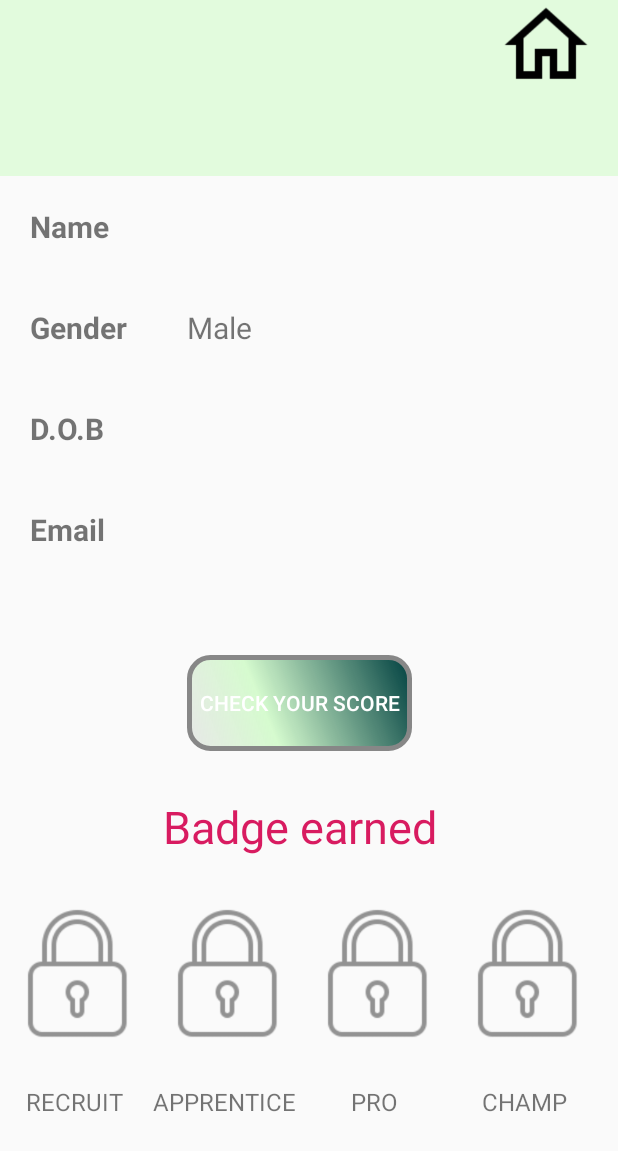
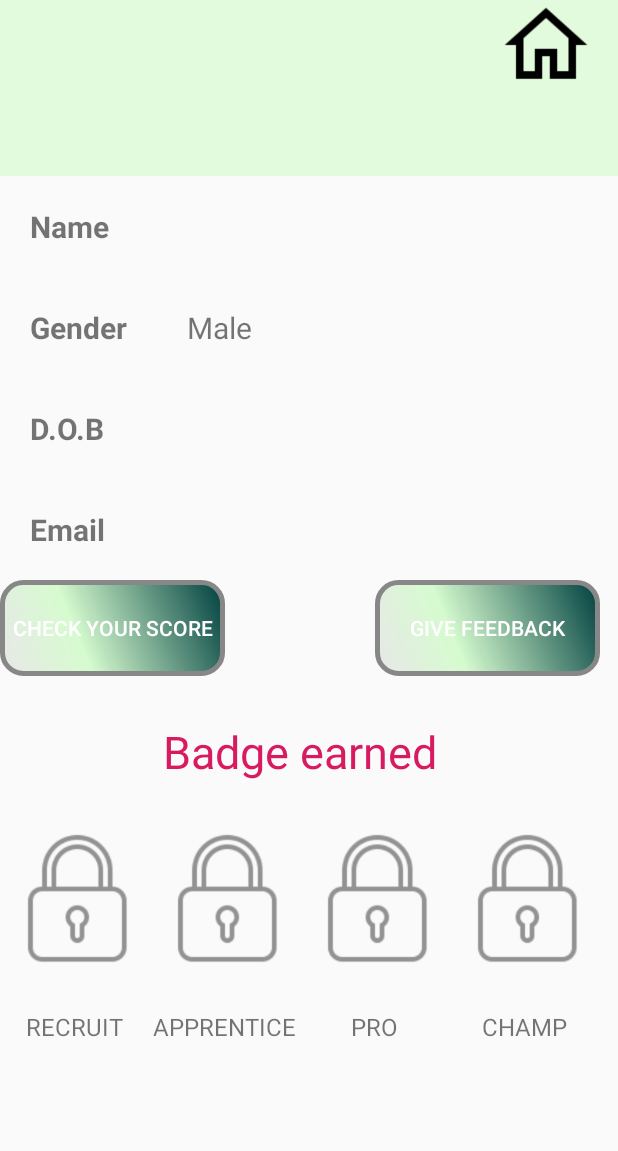
Before and after one commit to rahulbhat31/lets_wake_up, an Android app: the profile screen opened directly, with no data from a screen before it, on a phone screen of 412 x 824 dp. Shown: the top 1151 px of the screen. Run offline under Robolectric (Android 15) with nearby library versions, the light colour scheme and no system bars.

Commit message:
added feedback feature

```diff
--- a/app/src/main/java/com/example/letswakeup/profile.java
+++ b/app/src/main/java/com/example/letswakeup/profile.java
@@ -26,6 +26,7 @@ public class profile extends AppCompatActivity {
     ImageView star2;
     ImageView star3;
     ImageView star4;
+    Button feedback;
 
 
     @Override
@@ -100,6 +101,14 @@ public class profile extends AppCompatActivity {
             }
         });
 
+        feedback = findViewById(R.id.feedback);
+        feedback.setOnClickListener(new View.OnClickListener() {
+            @Override
+            public void onClick(View view) {
+                Intent intent = new Intent(profile.this, SubmitFeedback.class);
+                startActivity(intent);
+            }
+        });
 
 
     }
--- a/app/src/main/res/layout/activity_profile.xml
+++ b/app/src/main/res/layout/activity_profile.xml
@@ -122,18 +122,31 @@
         </LinearLayout>
 
 
+        <LinearLayout
+            android:layout_width="match_parent"
+            android:layout_height="64dp"
+            android:orientation="horizontal">
         <Button
             android:id="@+id/score"
-
             android:layout_width="wrap_content"
             android:layout_height="64dp"
             android:layout_gravity="center"
-            android:layout_marginTop="50dp"
             android:background="@drawable/buttonshape"
             android:text="Check your Score"
             android:textColor="@color/colorWhite" />
 
+            <Button
+                android:id="@+id/feedback"
+                android:layout_width="wrap_content"
+                android:layout_height="64dp"
+                android:layout_marginLeft="100dp"
+                android:layout_gravity="center"
+                android:background="@drawable/buttonshape"
+                android:text="Give Feedback"
+                android:textColor="@color/colorWhite" />
 
+
+        </LinearLayout>
         <TextView
             android:layout_width="wrap_content"
             android:layout_height="wrap_content"
```
Also changed, not shown: app/src/main/AndroidManifest.xml (+12 -4 lines), app/src/main/java/com/example/letswakeup/SubmitFeedback.java (added, +65 -0 lines), app/src/main/res/layout/activity_submit_feedback.xml (added, +65 -0 lines), app/src/main/res/drawable/thank_you.png (added).
